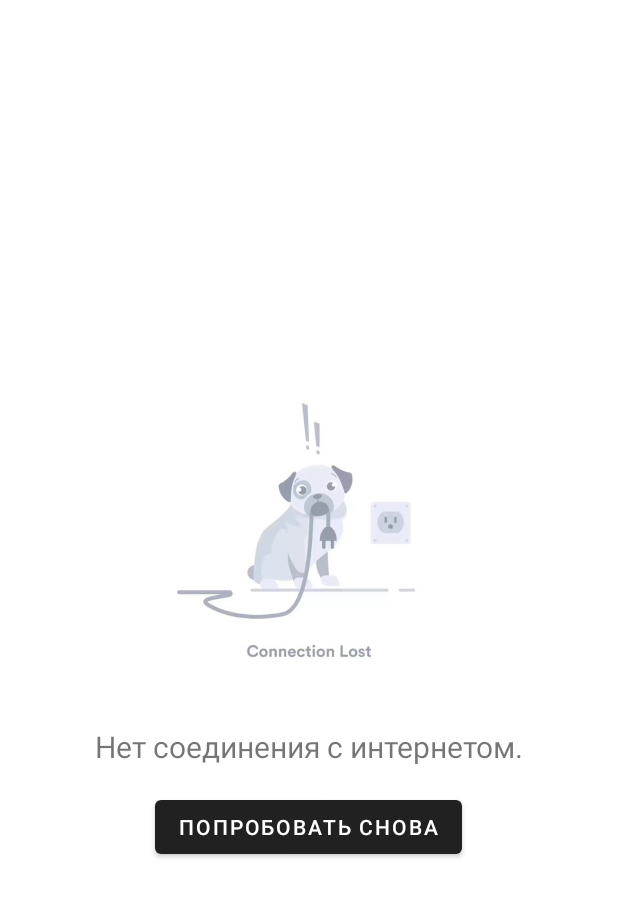
After one commit to maxvell07/Barterly, an Android app: the layout fragment_error_connection.xml on its own in the app's theme, with its tools: preview values and no code run, on a phone screen of 412 x 824 dp. The commit adds this screen. Shown: the top 897 px of the screen. Run offline under Robolectric (Android 15) with nearby library versions, the phone set to English and light mode, and no system bars.

Commit message:
fix dark theme and add error connection screen when lost internet

```diff
--- /dev/null
+++ b/app/src/main/res/layout/fragment_error_connection.xml
@@ -0,0 +1,29 @@
+<LinearLayout xmlns:android="http://schemas.android.com/apk/res/android"
+    android:layout_width="match_parent"
+    android:layout_height="match_parent"
+    android:orientation="vertical"
+    android:gravity="center"
+    android:background="@color/white"
+    android:clickable="true"
+    android:focusable="true">
+
+    <ImageView
+        android:layout_width="220dp"
+        android:layout_height="220dp"
+        android:src="@drawable/connection_lost"
+        android:scaleType="centerCrop"
+        android:contentDescription="Нет соединения с интернетом."/>
+
+    <TextView
+        android:layout_width="wrap_content"
+        android:layout_height="wrap_content"
+        android:text="Нет соединения с интернетом."
+        android:textSize="20sp"
+        android:padding="16dp"/>
+
+    <Button
+        android:id="@+id/btnRetry"
+        android:layout_width="wrap_content"
+        android:layout_height="wrap_content"
+        android:text="Попробовать снова"/>
+</LinearLayout>
--- a/app/src/main/res/values-night/themes.xml
+++ b/app/src/main/res/values-night/themes.xml
@@ -1,17 +1,16 @@
 <resources xmlns:tools="http://schemas.android.com/tools">
 
-    <style name="Theme.Barterly" parent="Theme.MaterialComponents.DayNight.DarkActionBar">
+    <style name="Theme.Barterly" parent="Theme.MaterialComponents.Light.DarkActionBar">
         <!-- Customize your light theme here. -->
         <!-- <item name="colorPrimary">@color/my_light_primary</item> -->
-
     </style>
 
-    <style name="AppTheme.NoActionBar" parent="Theme.MaterialComponents.DayNight.DarkActionBar">
+    <style name="AppTheme.NoActionBar" parent="Theme.MaterialComponents.Light.DarkActionBar">
         <!-- Customize your light theme here. -->
-        <!-- <item name="colorPrimary">@color/my_light_primary</item> -->
         <item name="windowActionBar">false</item>
         <item name="windowNoTitle">true</item>
-        <item name="android:windowFullscreen">true</item>
+        <!-- Статус-бар теперь видим -->
+        <item name="android:windowFullscreen">false</item>
     </style>
 
     <style name="ActionBarCustom">
@@ -19,7 +18,8 @@
     </style>
 
     <style name="ToolBarMainStyle" parent="Theme.AppCompat.Light.DarkActionBar">
-        <item name="colorControlNormal"> @color/primary_color_pix</item>
+        <item name="colorControlNormal">@color/primary_color_pix</item>
         <item name="fontFamily">sans-serif-condensed</item>
     </style>
+
 </resources>
--- a/app/src/main/res/values/themes.xml
+++ b/app/src/main/res/values/themes.xml
@@ -1,17 +1,16 @@
 <resources xmlns:tools="http://schemas.android.com/tools">
 
-    <style name="Theme.Barterly" parent="Theme.MaterialComponents.DayNight.DarkActionBar">
+    <style name="Theme.Barterly" parent="Theme.MaterialComponents.Light.DarkActionBar">
         <!-- Customize your light theme here. -->
         <!-- <item name="colorPrimary">@color/my_light_primary</item> -->
-
     </style>
 
-    <style name="AppTheme.NoActionBar" parent="Theme.MaterialComponents.DayNight.DarkActionBar">
+    <style name="AppTheme.NoActionBar" parent="Theme.MaterialComponents.Light.DarkActionBar">
         <!-- Customize your light theme here. -->
-        <!-- <item name="colorPrimary">@color/my_light_primary</item> -->
         <item name="windowActionBar">false</item>
         <item name="windowNoTitle">true</item>
-        <item name="android:windowFullscreen">true</item>
+        <!-- Статус-бар теперь видим -->
+        <item name="android:windowFullscreen">false</item>
     </style>
 
     <style name="ActionBarCustom">
@@ -19,7 +18,8 @@
     </style>
 
     <style name="ToolBarMainStyle" parent="Theme.AppCompat.Light.DarkActionBar">
-        <item name="colorControlNormal"> @color/primary_color_pix</item>
+        <item name="colorControlNormal">@color/primary_color_pix</item>
         <item name="fontFamily">sans-serif-condensed</item>
     </style>
+
 </resources>
```
Also changed, not shown: app/src/main/java/com/example/barterly/presentation/view/act/MainActivity.kt (+75 -9 lines), app/src/main/java/com/example/barterly/presentation/view/fragment/FavoritesFragment.kt (+15 -0 lines), app/src/main/java/com/example/barterly/presentation/view/fragment/HomeFragment.kt (+14 -0 lines), app/src/main/java/com/example/barterly/presentation/view/fragment/MyOffersFragment.kt (+15 -0 lines), app/src/main/java/com/example/barterly/presentation/view/fragment/NoInternetFragment.kt (added, +55 -0 lines), app/src/main/res/layout/activity_main.xml (+8 -0 lines), app/src/main/res/drawable/connection_lost.jpg (added).
